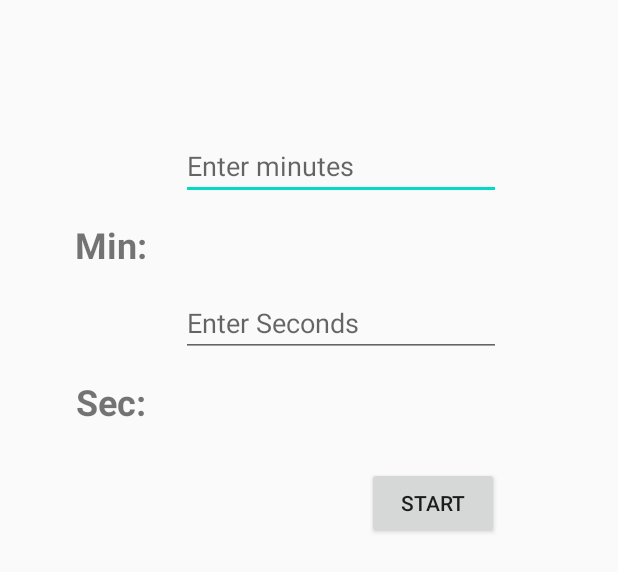
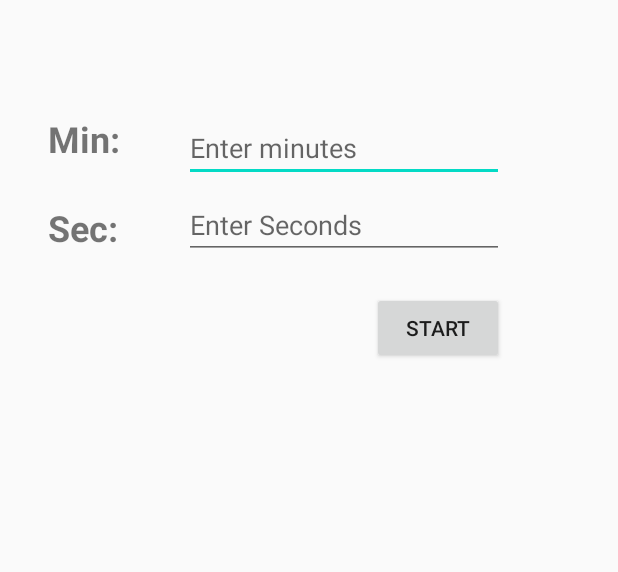
Before and after one commit to BaldeepDhaliwal/fitnessTrackingApp, an Android app: the layout activity_get_custom_time.xml on its own in the app's theme, with its tools: preview values and no code run, on a phone screen of 412 x 824 dp. Shown: the top 572 px of the screen. Run offline under Robolectric (Android 15) with nearby library versions, the phone set to English and light mode, and no system bars.

Commit message:
Fixed bugs and finished custom timer dialog

```diff
--- a/app/src/main/AndroidManifest.xml
+++ b/app/src/main/AndroidManifest.xml
@@ -9,7 +9,9 @@
         android:roundIcon="@mipmap/ic_launcher_round"
         android:supportsRtl="true"
         android:theme="@style/AppTheme">
-        <activity android:name=".getCustomTime"></activity>
+        <activity android:name=".getCustomTime"
+            android:theme="@style/Theme.AppCompat.Light.Dialog"
+            />
         <activity android:name=".Notepad" />
         <activity android:name=".MainActivity">
             <intent-filter>
--- a/app/src/main/java/com/example/fitnesstrackingapp/getCustomTime.java
+++ b/app/src/main/java/com/example/fitnesstrackingapp/getCustomTime.java
@@ -6,6 +6,7 @@ import android.app.Activity;
 import android.content.Intent;
 import android.os.Bundle;
 import android.view.View;
+import android.view.WindowManager;
 import android.widget.Button;
 import android.widget.EditText;
 import android.widget.Toast;
@@ -16,6 +17,8 @@ public class getCustomTime extends AppCompatActivity {
     protected void onCreate(Bundle savedInstanceState) {
         super.onCreate(savedInstanceState);
         setContentView(R.layout.activity_get_custom_time);
+
+
         final Button startButton = (Button) findViewById(R.id.startButtonCustom);
 
         //Pass back entered time and switch activties
@@ -29,11 +32,12 @@ public class getCustomTime extends AppCompatActivity {
                 EditText secondsEditText = (EditText)  findViewById(R.id.secondsEditText);
                 MainActivity.customMinutes = Integer.parseInt(minuteEditText.getText().toString());
                 MainActivity.customSeconds = Integer.parseInt(secondsEditText.getText().toString());
+                MainActivity.customValuesEntered = true;
                 Intent intent = new Intent(getCustomTime.this, MainActivity.class);
                 setResult(Activity.RESULT_CANCELED,intent);
                 finish();
                 }catch (Exception e){
-                    Toast.makeText(getCustomTime.this, "Please enter a valid numbers for minute and seconds", Toast.LENGTH_LONG).show();
+                    Toast.makeText(getCustomTime.this, "Please enter values for both Minutes and Seconds.", Toast.LENGTH_LONG).show();
                 }
             }
 
--- a/app/src/main/res/layout/activity_get_custom_time.xml
+++ b/app/src/main/res/layout/activity_get_custom_time.xml
@@ -3,46 +3,28 @@
     xmlns:app="http://schemas.android.com/apk/res-auto"
     xmlns:tools="http://schemas.android.com/tools"
     android:layout_width="match_parent"
-    android:layout_height="match_parent"
+    android:layout_height="300dp"
     tools:context=".getCustomTime">
 
-    <TextView
-        android:id="@+id/minuteTextView"
+
+    <Button
+        android:id="@+id/startButtonCustom"
         android:layout_width="wrap_content"
         android:layout_height="wrap_content"
-        android:layout_marginStart="60dp"
-        android:layout_marginTop="107dp"
-        android:layout_marginEnd="324dp"
-        android:layout_marginBottom="605dp"
-        android:text="Min:"
-        android:textSize="24sp"
-        android:textStyle="bold"
+        android:layout_marginStart="247dp"
+        android:layout_marginEnd="76dp"
+        android:layout_marginBottom="57dp"
+        android:text="Start"
         app:layout_constraintBottom_toBottomOf="parent"
         app:layout_constraintEnd_toEndOf="parent"
-        app:layout_constraintStart_toStartOf="parent"
-        app:layout_constraintTop_toTopOf="parent" />
-
-    <TextView
-        android:id="@+id/secondsTextView"
-        android:layout_width="wrap_content"
-        android:layout_height="wrap_content"
-        android:layout_marginStart="60dp"
-        android:layout_marginEnd="349dp"
-        android:layout_marginBottom="540dp"
-        android:text="Sec:"
-        android:textSize="24sp"
-        android:textStyle="bold"
-        app:layout_constraintBottom_toBottomOf="parent"
-        app:layout_constraintEnd_toEndOf="parent"
-        app:layout_constraintHorizontal_bias="0.222"
         app:layout_constraintStart_toStartOf="parent" />
 
     <EditText
         android:id="@+id/minuteEditText"
         android:layout_width="wrap_content"
         android:layout_height="wrap_content"
-        android:layout_marginTop="88dp"
-        android:layout_marginEnd="78dp"
+        android:layout_marginTop="76dp"
+        android:layout_marginEnd="76dp"
         android:ems="10"
         android:hint="Enter minutes"
         android:inputType="number"
@@ -53,28 +35,36 @@
         android:id="@+id/secondsEditText"
         android:layout_width="wrap_content"
         android:layout_height="wrap_content"
-        android:layout_marginTop="13dp"
-        android:layout_marginEnd="78dp"
-        android:layout_marginBottom="540dp"
+        android:layout_marginEnd="76dp"
+        android:layout_marginBottom="22dp"
         android:ems="10"
         android:hint="Enter Seconds"
         android:inputType="number"
-        app:layout_constraintBottom_toBottomOf="parent"
-        app:layout_constraintEnd_toEndOf="parent"
-        app:layout_constraintTop_toBottomOf="@+id/minuteEditText" />
+        app:layout_constraintBottom_toTopOf="@+id/startButtonCustom"
+        app:layout_constraintEnd_toEndOf="parent" />
 
-    <Button
-        android:id="@+id/startButtonCustom"
+    <TextView
+        android:id="@+id/minuteTextView"
         android:layout_width="wrap_content"
         android:layout_height="wrap_content"
-        android:layout_marginStart="244dp"
-        android:layout_marginTop="50dp"
-        android:layout_marginEnd="79dp"
-        android:layout_marginBottom="442dp"
-        android:text="Start"
+        android:layout_marginStart="32dp"
+        android:layout_marginTop="76dp"
+        android:text="Min:"
+        android:textSize="24sp"
+        android:textStyle="bold"
+        app:layout_constraintStart_toStartOf="parent"
+        app:layout_constraintTop_toTopOf="parent" />
+
+    <TextView
+        android:id="@+id/secondsTextView"
+        android:layout_width="wrap_content"
+        android:layout_height="wrap_content"
+        android:layout_marginStart="32dp"
+        android:layout_marginBottom="132dp"
+        android:text="Sec:"
+        android:textSize="24sp"
+        android:textStyle="bold"
         app:layout_constraintBottom_toBottomOf="parent"
-        app:layout_constraintEnd_toEndOf="parent"
-        app:layout_constraintStart_toStartOf="parent"
-        app:layout_constraintTop_toBottomOf="@+id/secondsEditText" />
+        app:layout_constraintStart_toStartOf="parent" />
 
 </androidx.constraintlayout.widget.ConstraintLayout>
```
Also changed, not shown: app/src/main/java/com/example/fitnesstrackingapp/MainActivity.java (+17 -9 lines), app/src/main/res/values/styles.xml (+8 -0 lines).
